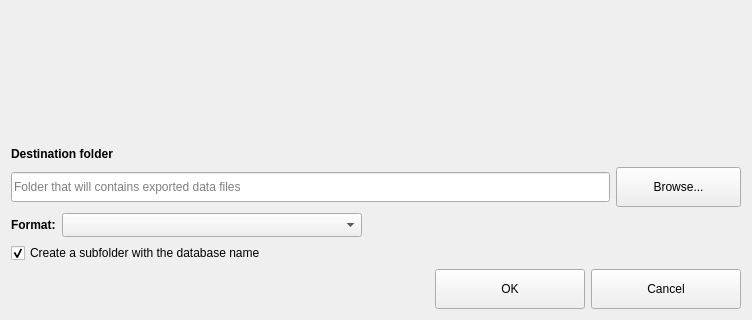
This is python/resources/ui/ExportDialog.ui in introlab/OpenIMU as Qt 5 draws it before an edit; both pictures show x 0 to 752 and y 151 to 471 of the 752 by 471 pixel window. The edited form follows.
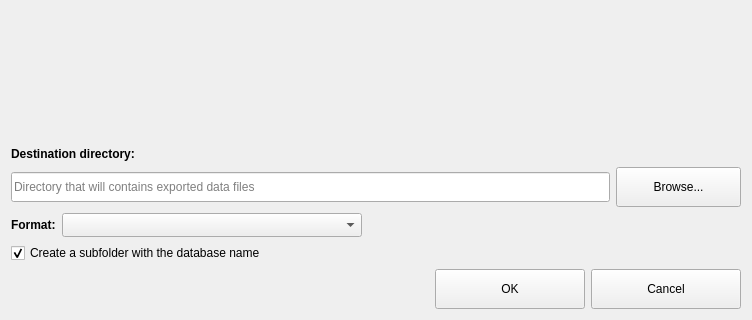
This is the edited form. Icons and pictures are not drawn.

Commit message: Refs #66. Added processed data exporting

```diff
--- a/python/resources/ui/ExportDialog.ui
+++ b/python/resources/ui/ExportDialog.ui
@@ -110,7 +110,7 @@
         </font>
        </property>
        <property name="text">
-        <string>Destination folder</string>
+        <string>Destination directory:</string>
        </property>
       </widget>
      </item>
@@ -134,7 +134,7 @@
           </size>
          </property>
          <property name="placeholderText">
-          <string>Folder that will contains exported data files</string>
+          <string>Directory that will contains exported data files</string>
          </property>
         </widget>
        </item>
```
The commit also changes 8 other files.
